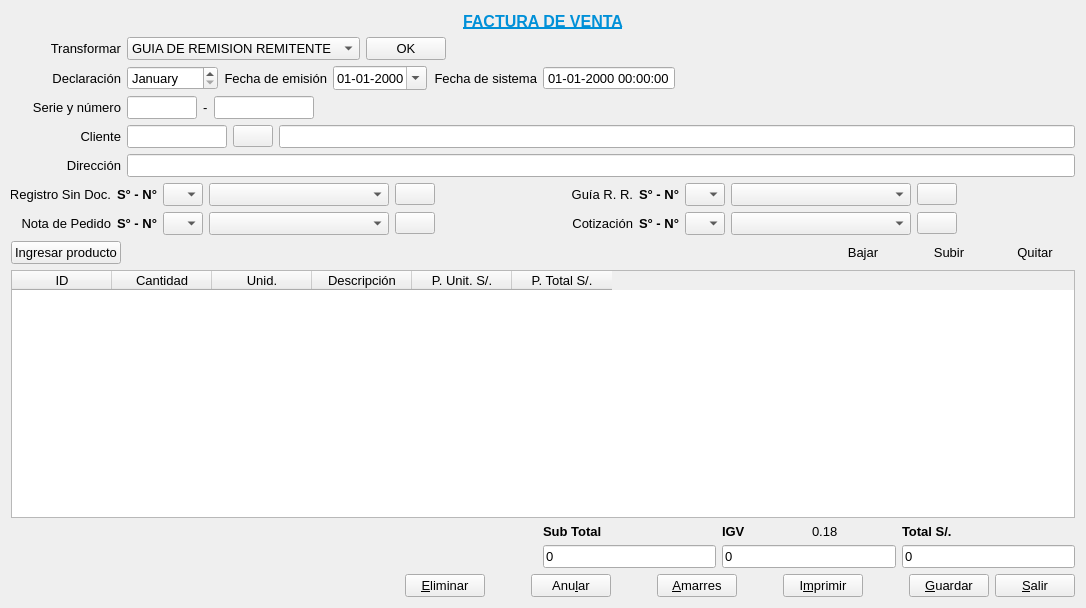
First picture: the form in Facturacion/ventafactura.ui, repository radtek/manager, before the edit.
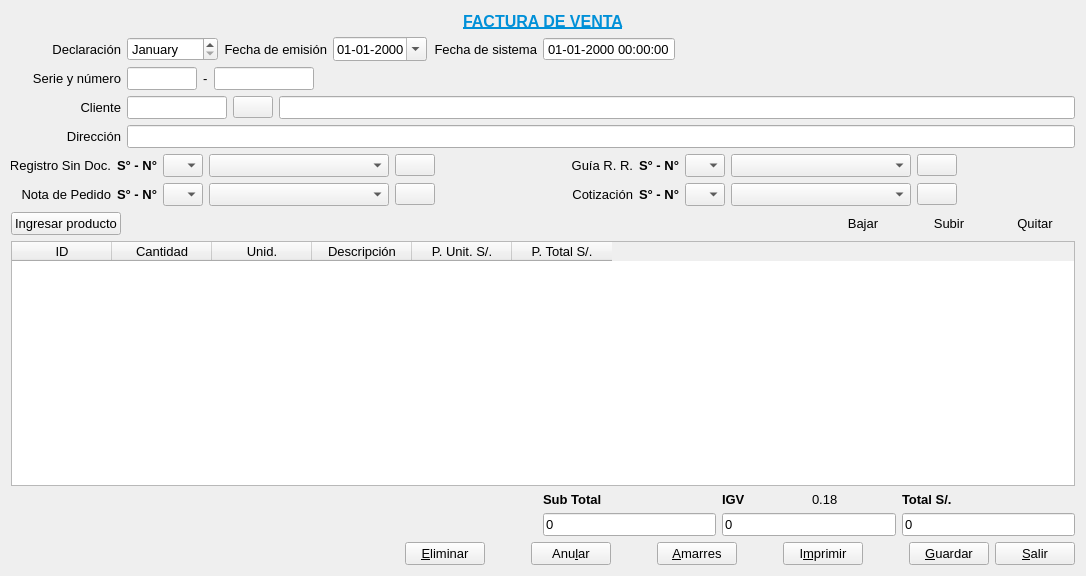
Second picture: the form after the edit. Icons and pictures are not drawn.

What changed in the file:
```diff
--- a/Facturacion/ventafactura.ui
+++ b/Facturacion/ventafactura.ui
@@ -7,7 +7,7 @@
     <x>0</x>
     <y>0</y>
     <width>1086</width>
-    <height>608</height>
+    <height>576</height>
    </rect>
   </property>
   <property name="windowTitle">
@@ -65,96 +65,6 @@
      </item>
     </layout>
    </item>
-   <item>
-    <layout class="QHBoxLayout" name="horizontalLayout_5">
-     <item>
-      <widget class="QLabel" name="label_transformar">
-       <property name="minimumSize">
-        <size>
-         <width>110</width>
-         <height>0</height>
-        </size>
-       </property>
-       <property name="font">
-        <font>
-         <pointsize>10</pointsize>
-        </font>
-       </property>
-       <property name="text">
-        <string>Transformar</string>
-       </property>
-       <property name="alignment">
-        <set>Qt::AlignRight|Qt::AlignTrailing|Qt::AlignVCenter</set>
-       </property>
-      </widget>
-     </item>
-     <item>
-      <widget class="QComboBox" name="comboBox_transformar">
-       <property name="font">
-        <font>
-         <pointsize>10</pointsize>
-        </font>
-       </property>
-       <property name="currentIndex">
-        <number>2</number>
-       </property>
-       <property name="sizeAdjustPolicy">
-        <enum>QComboBox::AdjustToContents</enum>
-       </property>
-       <item>
-        <property name="text">
-         <string>BOLETA</string>
-        </property>
-       </item>
-       <item>
-        <property name="text">
-         <string>FACTURA</string>
-        </property>
-       </item>
-       <item>
-        <property name="text">
-         <string>GUIA DE REMISION REMITENTE</string>
-        </property>
-       </item>
-       <item>
-        <property name="text">
-         <string>NOTA DE CREDITO</string>
-        </property>
-       </item>
-       <item>
-        <property name="text">
-         <string>NOTA DE DEBITO</string>
-        </property>
-       </item>
-      </widget>
-     </item>
-     <item>
-      <widget class="QPushButton" name="pushButton_transformar">
-       <property name="font">
-        <font>
-         <pointsize>10</pointsize>
-        </font>
-       </property>
-       <property name="text">
-        <string>OK</string>
-       </property>
-      </widget>
-     </item>
-     <item>
-      <spacer name="horizontalSpacer_12">
-       <property name="orientation">
-        <enum>Qt::Horizontal</enum>
-       </property>
-       <property name="sizeHint" stdset="0">
-        <size>
-         <width>40</width>
-         <height>20</height>
-        </size>
-       </property>
-      </spacer>
-     </item>
-    </layout>
-   </item>
    <item>
     <layout class="QHBoxLayout" name="horizontalLayout_2">
      <item>
```
Left out of the diff: 57 changed lines with no effect on the pictures.
